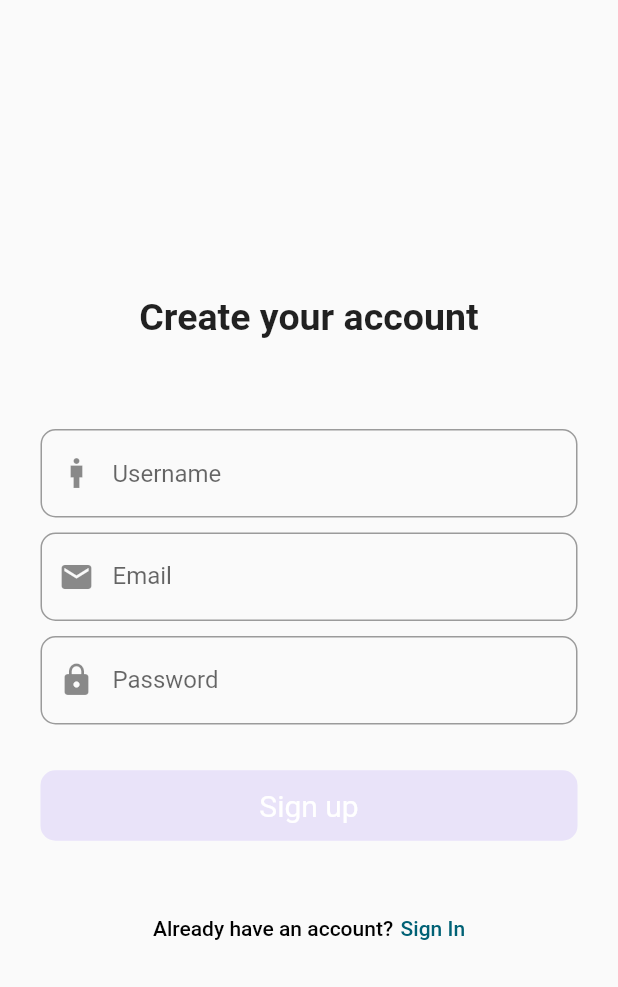
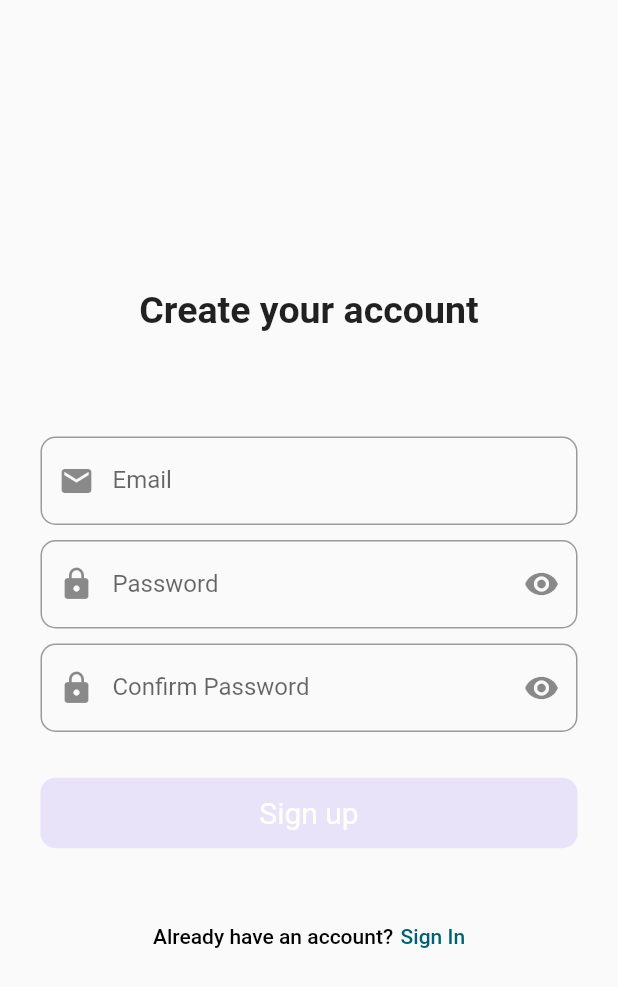
Before and after one commit to HuyBui07/Fiity, a Flutter app: the SignUpScreen widget shown alone on an empty page, opened directly, on a phone screen of 412 x 824 dp. Shown: the top 987 px of the screen. Run offline on Flutter 3.47's test engine with Material 2 defaults, Android fonts, the phone set to English and light mode, and no system bars; our stand-ins replace firebase_auth, firebase_core, validators; accounts and stored records are empty; Roboto replaces fonts that are missing (Poppins).

Commit message:
fix: cut username and add confirm password

```diff
--- a/lib/signupScreen.dart
+++ b/lib/signupScreen.dart
@@ -19,6 +19,9 @@
   late final TextEditingController _password = TextEditingController();
   bool isEmailCorrect = false;
   bool isPasswordCorrect = false;
+  bool isConfirmPasswordCorrect = false;
+  bool _obscureText1 = true;
+  bool _obscureText2 = true;
 
   @override
   void dispose() {
@@ -42,16 +45,6 @@
               ),
               const SizedBox(
                 height: 60,
-              ),
-              TextFormField(
-                enableSuggestions: false,
-                autocorrect: false,
-                decoration: const InputDecoration(
-                    prefixIcon: Icon(Icons.man_sharp),
-                    hintText: 'Username',
-                    border: OutlineInputBorder(
-                      borderRadius: BorderRadius.all(Radius.circular(10)),
-                    )),
               ),
               const SizedBox(
                 height: 10,
@@ -95,10 +88,20 @@
                   });
                 },
                 controller: _password,
-                obscureText: true,
+                obscureText: _obscureText1,
                 enableSuggestions: false,
                 autocorrect: false,
                 decoration: InputDecoration(
+                    suffixIcon: GestureDetector(
+                      onTap: () {
+                        setState(() {
+                          _obscureText1 = !_obscureText1;
+                        });
+                      },
+                      child: Icon(_obscureText1
+                          ? Icons.visibility
+                          : Icons.visibility_off),
+                    ),
                     labelText: "Password",
                     hintText: 'At least 6 characters',
                     prefixIcon: Icon(Icons.lock),
@@ -113,20 +116,58 @@
                         borderRadius:
                             const BorderRadius.all(Radius.circular(10)))),
               ),
+              const SizedBox(height: 10),
+              TextFormField(
+                onChanged: (val) {
+                  setState(() {
+                    if (val == _password.text) {
+                      isConfirmPasswordCorrect = true;
+                    } else {
+                      isConfirmPasswordCorrect = false;
+                    }
+                  });
+                },
+                obscureText: _obscureText2,
+                enableSuggestions: false,
+                autocorrect: false,
+                decoration: InputDecoration(
+                    suffixIcon: GestureDetector(
+                      onTap: () {
+                        setState(() {
+                          _obscureText2 = !_obscureText2;
+                        });
+                      },
+                      child: Icon(_obscureText2
+                          ? Icons.visibility
+                          : Icons.visibility_off),
+                    ),
+                    labelText: "Confirm Password",
+                    hintText: 'Reconfirm your password',
+                    prefixIcon: const Icon(Icons.lock),
+                    border: const OutlineInputBorder(
+                      borderRadius: BorderRadius.all(Radius.circular(10)),
+                    ),
+                    focusedBorder: OutlineInputBorder(
+                        borderSide: BorderSide(
+                            color: isConfirmPasswordCorrect == false
+                                ? Colors.red
+                                : Colors.green),
+                        borderRadius:
+                            const BorderRadius.all(Radius.circular(10)))),
+              ),
               const SizedBox(
                 height: 30,
               ),
-              Container(
+              SizedBox(
                 width: double.infinity,
                 child: RawMaterialButton(
-                  fillColor:
-                      (isEmailCorrect & isPasswordCorrect == false)
-                          ? const Color.fromRGBO(76, 17, 244, 0.1)
-                          : const Color.fromRGBO(76, 17, 244, 1),
+                  fillColor: (isEmailCorrect & isPasswordCorrect & isConfirmPasswordCorrect == false)
+                      ? const Color.fromRGBO(76, 17, 244, 0.1)
+                      : const Color.fromRGBO(76, 17, 244, 1),
                   shape: RoundedRectangleBorder(
                       borderRadius: BorderRadius.circular(10)),
                   padding: const EdgeInsets.symmetric(vertical: 12),
-                  onPressed: (isEmailCorrect & isPasswordCorrect == false)
+                  onPressed: (isEmailCorrect & isPasswordCorrect & isConfirmPasswordCorrect == false)
                       ? null
                       : () {
                           FirebaseAuth.instance
@@ -143,11 +184,11 @@
                                 context: context,
                                 builder: (BuildContext context) {
                                   return AlertDialog(
-                                    title: Text("Error"),
+                                    title: const Text("Error"),
                                     content: Text(err.message),
                                     actions: [
                                       TextButton(
-                                        child: Text("Ok"),
+                                        child: const Text("Ok"),
                                         onPressed: () {
                                           Navigator.of(context).pop();
                                         },
```
Also changed, not shown: pubspec.lock.
